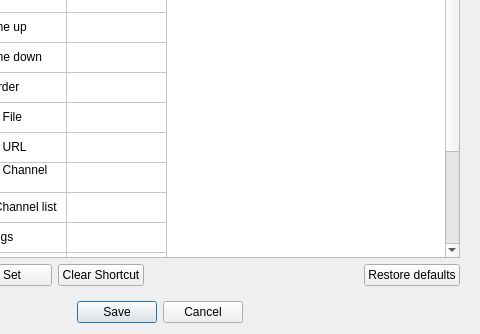
Before: the Qt Designer form src/ui/EditSettings.ui in ntadej/tano, drawn with Qt 5; both pictures show x 160 to 640 and y 206 to 540 of the 640 by 540 pixel window.
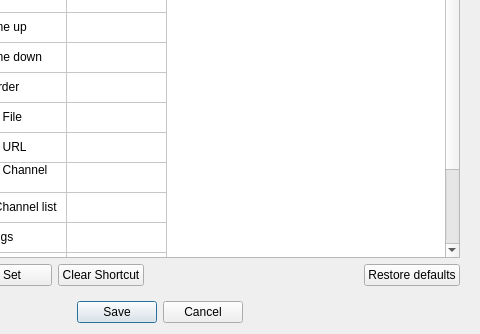
After: the same form once the commit is applied. The open tabs and pages were chosen to show the change. Icons and pictures are not drawn. Custom widgets are drawn as their Qt base class.

Commit message: Tano is now using new Settings

Patch:
```diff
--- a/src/ui/EditSettings.ui
+++ b/src/ui/EditSettings.ui
@@ -799,11 +799,6 @@
            <string notr="true">0</string>
           </property>
          </row>
-         <row>
-          <property name="text">
-           <string notr="true">0</string>
-          </property>
-         </row>
          <column>
           <property name="text">
            <string>Action</string>
@@ -824,7 +819,7 @@
          </item>
          <item row="0" column="1">
           <property name="text">
-           <string notr="true"/>
+           <string notr="true"> </string>
           </property>
          </item>
          <item row="1" column="0">
@@ -837,7 +832,7 @@
          </item>
          <item row="1" column="1">
           <property name="text">
-           <string notr="true"/>
+           <string notr="true"> </string>
           </property>
          </item>
          <item row="2" column="0">
@@ -850,7 +845,7 @@
          </item>
          <item row="2" column="1">
           <property name="text">
-           <string notr="true"/>
+           <string notr="true"> </string>
           </property>
          </item>
          <item row="3" column="0">
@@ -863,7 +858,7 @@
          </item>
          <item row="3" column="1">
           <property name="text">
-           <string notr="true"/>
+           <string notr="true"> </string>
           </property>
          </item>
          <item row="4" column="0">
@@ -876,7 +871,7 @@
          </item>
          <item row="4" column="1">
           <property name="text">
-           <string notr="true"/>
+           <string notr="true"> </string>
           </property>
          </item>
          <item row="5" column="0">
@@ -889,7 +884,7 @@
          </item>
          <item row="5" column="1">
           <property name="text">
-           <string notr="true"/>
+           <string notr="true"> </string>
           </property>
          </item>
          <item row="6" column="0">
@@ -902,7 +897,7 @@
          </item>
          <item row="6" column="1">
           <property name="text">
-           <string notr="true"/>
+           <string notr="true"> </string>
           </property>
          </item>
          <item row="7" column="0">
@@ -915,7 +910,7 @@
          </item>
          <item row="7" column="1">
           <property name="text">
-           <string notr="true"/>
+           <string notr="true"> </string>
           </property>
          </item>
          <item row="8" column="0">
@@ -928,7 +923,7 @@
          </item>
          <item row="8" column="1">
           <property name="text">
-           <string notr="true"/>
+           <string notr="true"> </string>
           </property>
          </item>
          <item row="9" column="0">
@@ -941,7 +936,7 @@
          </item>
          <item row="9" column="1">
           <property name="text">
-           <string notr="true"/>
+           <string notr="true"> </string>
           </property>
          </item>
          <item row="10" column="0">
@@ -954,7 +949,7 @@
          </item>
          <item row="10" column="1">
           <property name="text">
-           <string notr="true"/>
+           <string notr="true"> </string>
           </property>
          </item>
          <item row="11" column="0">
@@ -967,7 +962,7 @@
          </item>
          <item row="11" column="1">
           <property name="text">
-           <string notr="true"/>
+           <string notr="true"> </string>
           </property>
          </item>
          <item row="12" column="0">
@@ -980,7 +975,7 @@
          </item>
          <item row="12" column="1">
           <property name="text">
-           <string notr="true"/>
+           <string notr="true"> </string>
           </property>
          </item>
          <item row="13" column="0">
@@ -993,7 +988,7 @@
          </item>
          <item row="13" column="1">
           <property name="text">
-           <string notr="true"/>
+           <string notr="true"> </string>
           </property>
          </item>
          <item row="14" column="0">
@@ -1006,7 +1001,7 @@
          </item>
          <item row="14" column="1">
           <property name="text">
-           <string notr="true"/>
+           <string notr="true"> </string>
           </property>
          </item>
          <item row="15" column="0">
@@ -1019,7 +1014,7 @@
          </item>
          <item row="15" column="1">
           <property name="text">
-           <string notr="true"/>
+           <string notr="true"> </string>
           </property>
          </item>
          <item row="16" column="0">
@@ -1032,20 +1027,7 @@
          </item>
          <item row="16" column="1">
           <property name="text">
-           <string notr="true"/>
-          </property>
-         </item>
-         <item row="17" column="0">
-          <property name="text">
-           <string>About</string>
-          </property>
-          <property name="flags">
-           <set>ItemIsDragEnabled|ItemIsUserCheckable|ItemIsEnabled</set>
-          </property>
-         </item>
-         <item row="17" column="1">
-          <property name="text">
-           <string notr="true"/>
+           <string notr="true"> </string>
           </property>
          </item>
         </widget>
```
The commit also changes 23 other files.
